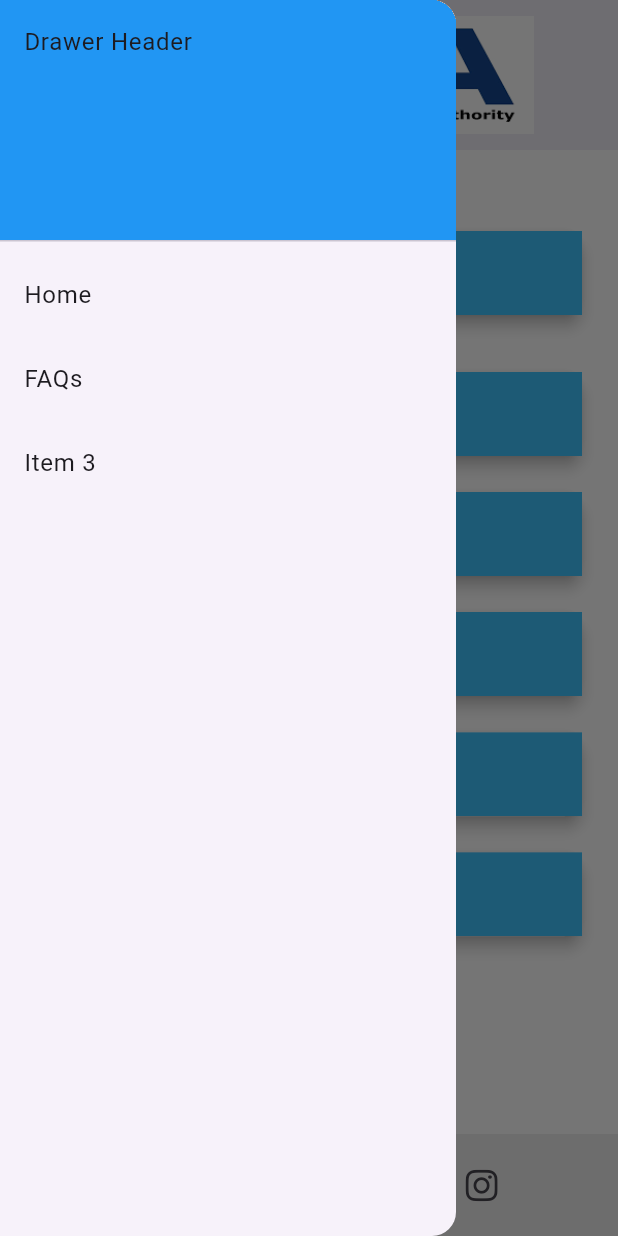
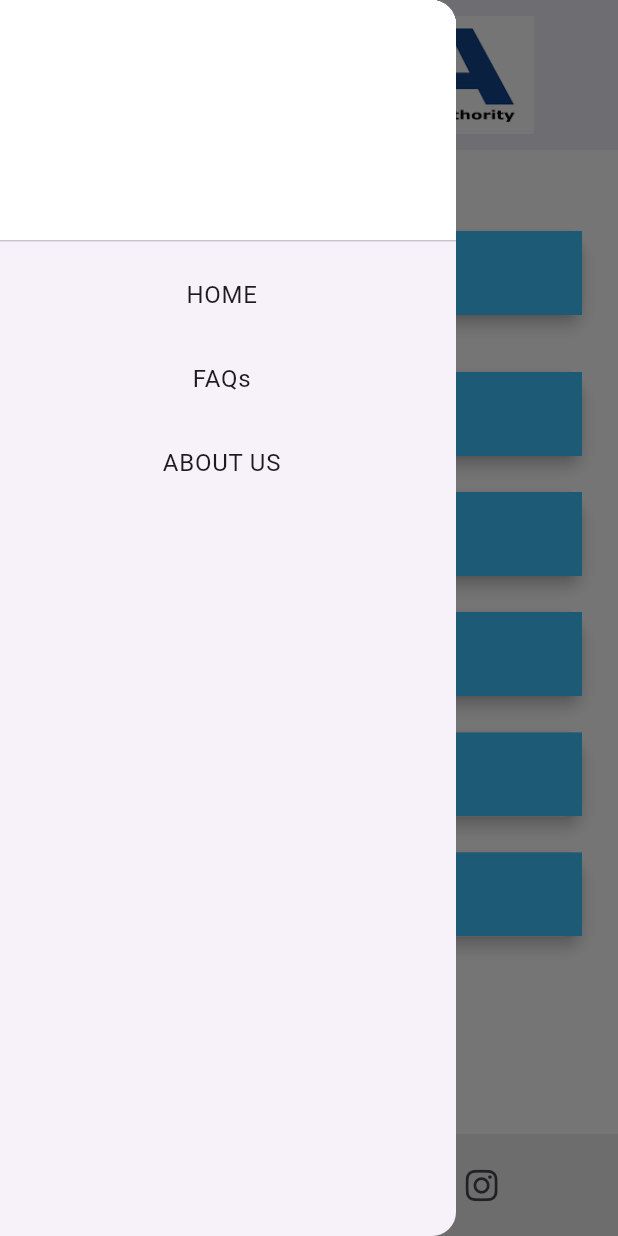
Before and after one commit to collins-1905/epra, a Flutter app: the screen it shows after launch, with the side drawer open, on a phone screen of 412 x 824 dp. Run offline on Flutter 3.47's test engine with Material 3 defaults, Android fonts, the phone set to English and light mode, and no system bars; our stand-ins replace font_awesome_flutter, webview_flutter.

Commit message:
Added about us page

```diff
--- a/lib/pages/home_page.dart
+++ b/lib/pages/home_page.dart
@@ -1,3 +1,4 @@
+import 'package:epra/pages/about.dart';
 import 'package:epra/pages/faq.dart';
 import 'package:epra/pages/employee_details.dart';
 import 'package:epra/pages/epra_portal.dart';
@@ -45,13 +46,16 @@ class HomePage extends StatelessWidget {
           padding: EdgeInsets.zero,
           children: <Widget>[
             const DrawerHeader(
-              child: Text('Drawer Header'),
+              child: Text(''),
               decoration: BoxDecoration(
-                color: Colors.blue,
+                color: Colors.white,
               ),
             ),
             ListTile(
-              title: const Text('Home'),
+              title: const Text(
+                'HOME',
+                textAlign: TextAlign.center,
+              ),
               onTap: () {
                 {
                   Navigator.push(
@@ -62,7 +66,10 @@ class HomePage extends StatelessWidget {
               },
             ),
             ListTile(
-              title: const Text('FAQs'),
+              title: const Text(
+                'FAQs',
+                textAlign: TextAlign.center,
+              ),
               onTap: () {
                 {
                   Navigator.push(context,
@@ -71,9 +78,17 @@ class HomePage extends StatelessWidget {
               },
             ),
             ListTile(
-              title: const Text('Item 3'),
+              title: const Text(
+                'ABOUT US',
+                textAlign: TextAlign.center,
+              ),
               onTap: () {
-                // Add your function for Item 3
+                {
+                  Navigator.push(
+                      context,
+                      MaterialPageRoute(
+                          builder: (context) => EPRAFunctionsPage()));
+                }
               },
             ),
           ],
--- a/lib/pages/verify_truck.dart
+++ b/lib/pages/verify_truck.dart
@@ -79,9 +79,9 @@ class _VerifyTruckWidgetState extends State<VerifyTruckWidget> {
                       subtitle: Column(
                         crossAxisAlignment: CrossAxisAlignment.start,
                         children: [
-                          Text(licenceNumber),
+                          Text("Licence Number $licenceNumber"),
                           Text(vehicleType),
-                          Text(licenceExpiryDate),
+                          Text("Expires on $licenceExpiryDate"),
                         ],
                       ),
                     ),
```
Also changed, not shown: lib/pages/about.dart (added, +113 -0 lines).
